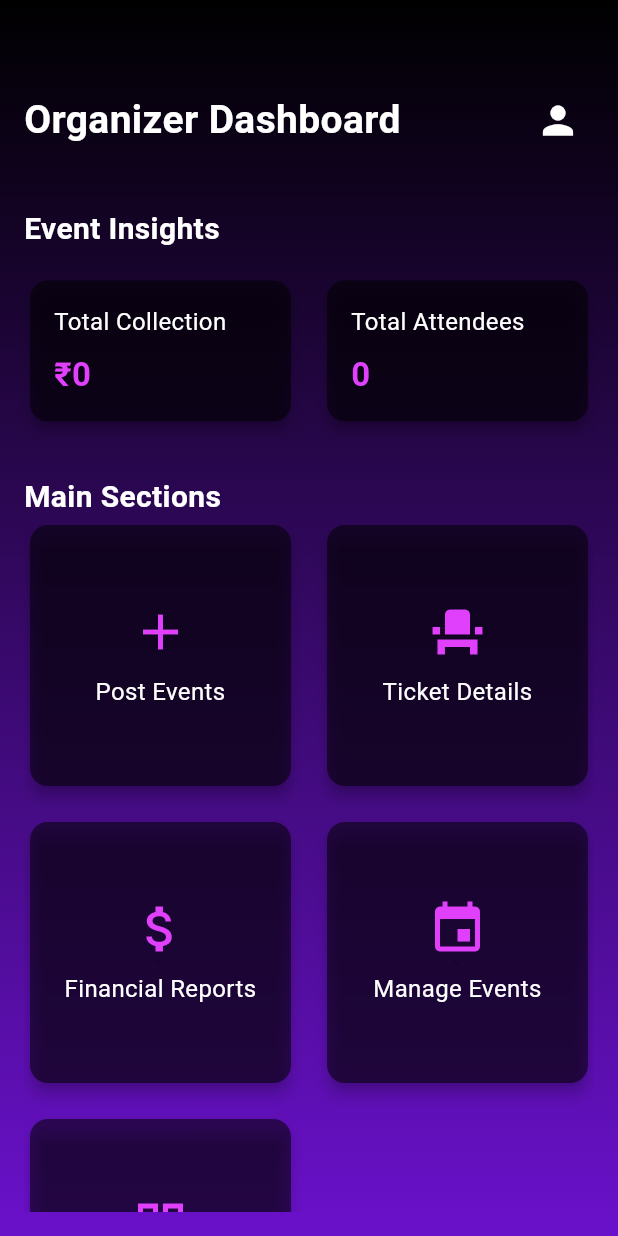
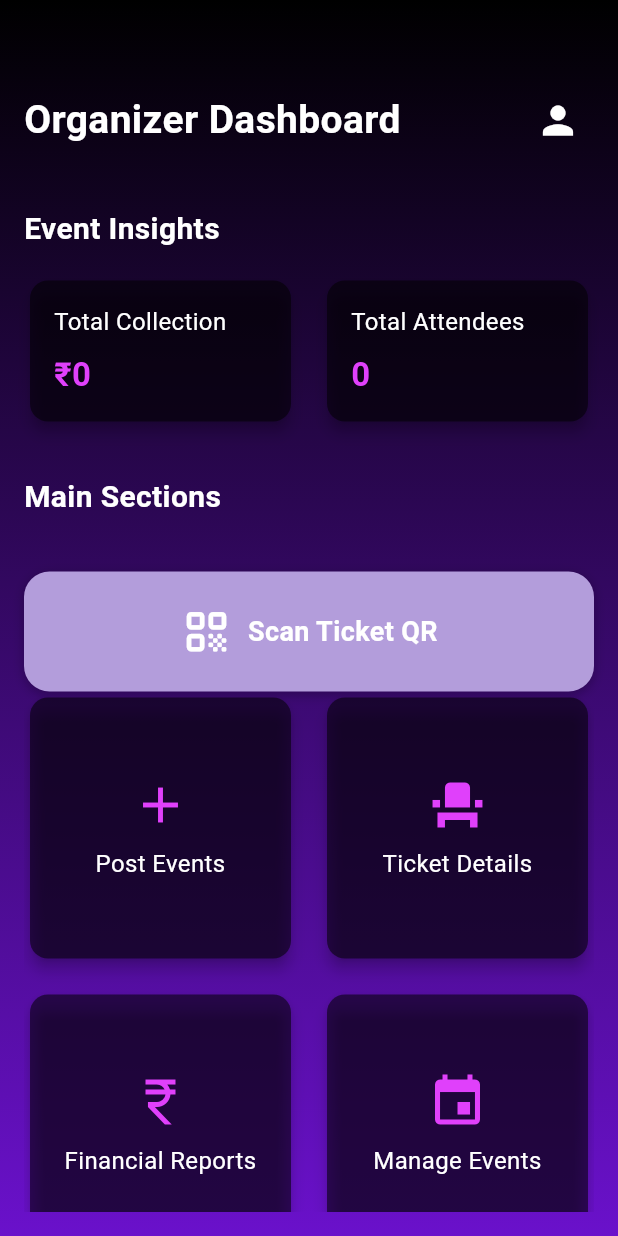
Before and after one commit to ameyjoshi0209/sound_stage, a Flutter app: the OrganizerDashboard screen opened directly, on a phone screen of 412 x 824 dp. Run offline on Flutter 3.47's test engine with Material 3 defaults, Android fonts, the phone set to English and light mode, and no system bars; our stand-ins replace cloud_firestore, curved_navigation_bar, firebase_auth, firebase_core, image_picker, pretty_qr_code and 2 more; missing offline and left inert: flutter_stripe, mobile_scanner; accounts and stored records are empty.

Commit message:
Minor changes to the UI
- Changed the color of the buttons
- Visible scan button on organizer dashboard
- Dollar icons replaced with rupee icons

```diff
--- a/lib/admin/admin_event_approvals.dart
+++ b/lib/admin/admin_event_approvals.dart
@@ -281,7 +281,7 @@ class BookingCard extends StatelessWidget {
                         Row(
                           children: [
                             Icon(
-                              Icons.attach_money,
+                              Icons.currency_rupee,
                               size: 20,
                               color: Colors.green,
                             ),
--- a/lib/admin/admin_view_event.dart
+++ b/lib/admin/admin_view_event.dart
@@ -176,7 +176,7 @@ class _AdminViewEventState extends State<AdminViewEvent> {
 
                           // Price
                           _buildInfoCard(
-                            Icons.attach_money,
+                            Icons.currency_rupee,
                             'Price',
                             '₹' + ds['Price'],
                           ),
--- a/lib/organizer/org_dash.dart
+++ b/lib/organizer/org_dash.dart
@@ -174,6 +174,62 @@ class _OrganizerDashboardState extends State<OrganizerDashboard> {
                   color: Colors.white,
                 ),
               ),
+              SizedBox(height: 35),
+              Expanded(
+                child: Column(
+                  mainAxisAlignment: MainAxisAlignment.center,
+                  children: [
+                    // Rectangular card on top
+                    GestureDetector(
+                      onTap: () {
+                        Navigator.push(
+                          context,
+                          MaterialPageRoute(builder: (context) => QrScanner()),
+                        );
+                      },
+                      child: Container(
+                        // margin: EdgeInsets.all(10),
+                        padding: EdgeInsets.all(10),
+                        height: 80,
+                        decoration: BoxDecoration(
+                          color: Colors.deepPurple.shade200, // Card color
+                          borderRadius: BorderRadius.circular(
+                            17,
+                          ), // Rounded corners
+                          boxShadow: [
+                            BoxShadow(
+                              color: Colors.black26,
+                              blurRadius: 6,
+                              offset: Offset(0, 2),
+                            ),
+                          ],
+                        ),
+                        child: Row(
+                          mainAxisAlignment: MainAxisAlignment.center,
+                          children: [
+                            Row(
+                              children: [
+                                Icon(
+                                  Icons.qr_code_rounded,
+                                  color: Colors.white,
+                                  size: 35,
+                                ),
+                                SizedBox(width: 10),
+                                Text(
+                                  'Scan Ticket QR',
+                                  style: TextStyle(
+                                    color: Colors.white,
+                                    fontSize: 18,
+                                    fontWeight: FontWeight.bold,
+                                  ),
+                                ),
+                              ],
+                            ),
+                          ],
+                        ),
+                      ),
+                    ),
+                    // GridView section
                     Expanded(
                       child: GridView(
                         gridDelegate: SliverGridDelegateWithFixedCrossAxisCount(
@@ -191,10 +247,16 @@ class _OrganizerDashboardState extends State<OrganizerDashboard> {
                           _buildSectionCard(
                             context,
                             "Financial Reports",
-                      Icons.attach_money,
+                            Icons.currency_rupee,
                           ),
-                    _buildSectionCard(context, "Manage Events", Icons.event),
-                    _buildSectionCard(context, "Scan", Icons.qr_code),
+                          _buildSectionCard(
+                            context,
+                            "Manage Events",
+                            Icons.event,
+                          ),
+                        ],
+                      ),
+                    ),
                   ],
                 ),
               ),
--- a/lib/organizer/org_event_detail.dart
+++ b/lib/organizer/org_event_detail.dart
@@ -178,7 +178,7 @@ class _OrgViewEventState extends State<OrgViewEvent> {
 
                           // Price
                           _buildInfoCard(
-                            Icons.attach_money,
+                            Icons.currency_rupee,
                             'Price',
                             '₹' + ds['Price'],
                           ),
--- a/lib/organizer/view_events.dart
+++ b/lib/organizer/view_events.dart
@@ -381,7 +381,7 @@ class BookingCard extends StatelessWidget {
                         Row(
                           children: [
                             Icon(
-                              Icons.attach_money,
+                              Icons.currency_rupee,
                               size: 20,
                               color: Colors.green,
                             ),
```
Also changed, not shown: lib/organizer/org_profile.dart (+12 -0 lines), lib/organizer/ticket_data.dart (+9 -2 lines). Lines whose indentation alone changed are shown as unchanged.
